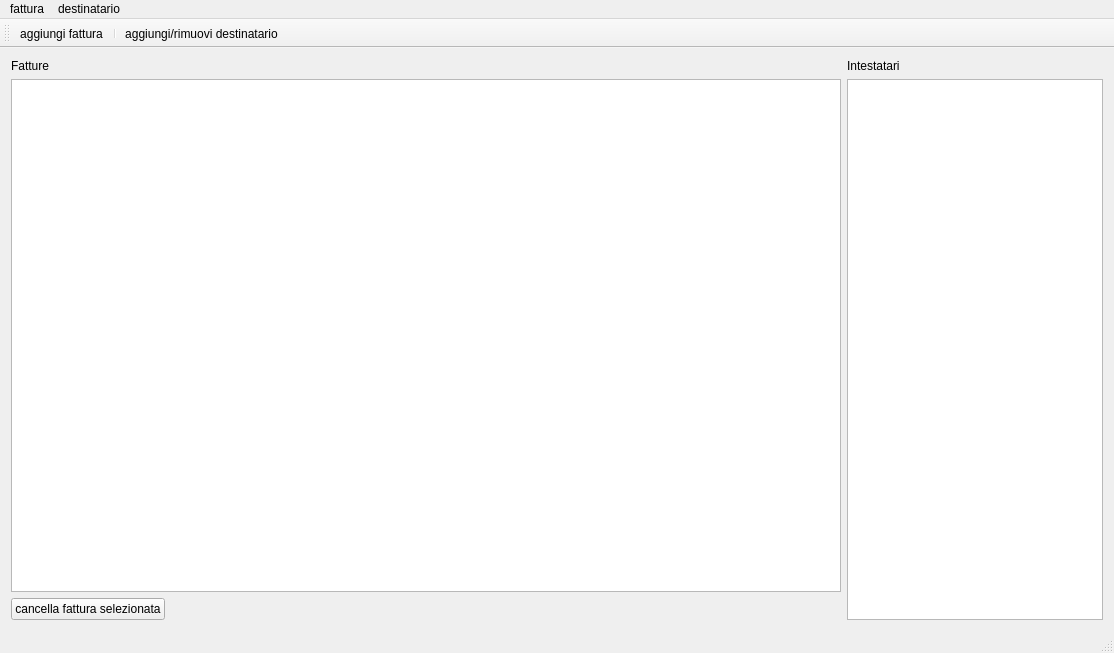
sdrabb/Invoicer, file mainwindow.ui: the form before one commit.
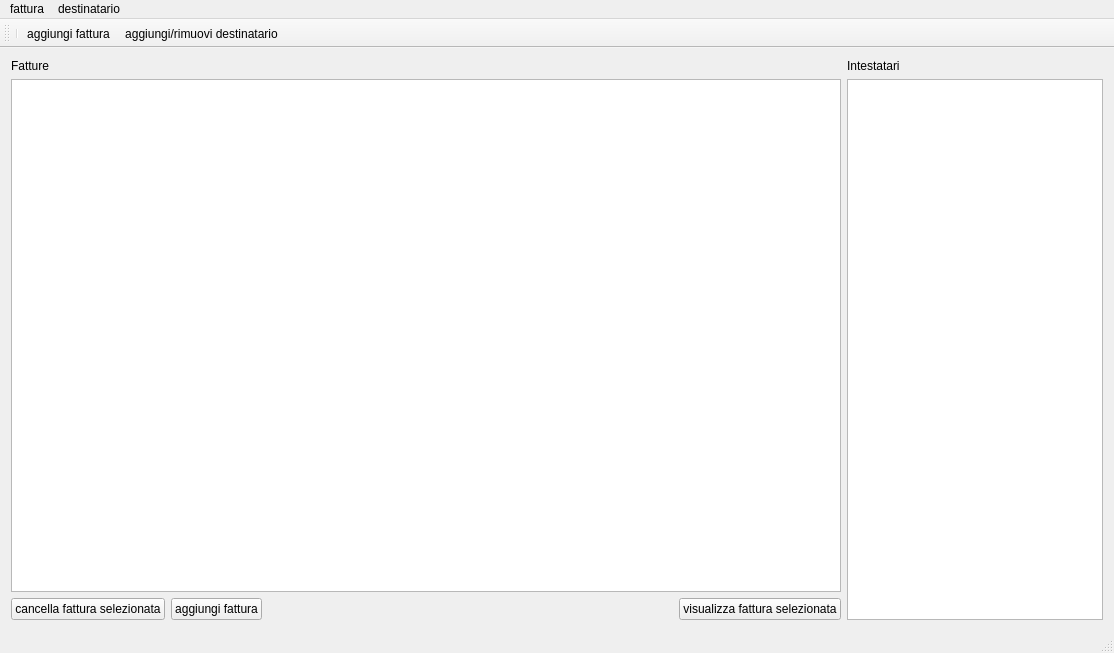
The form after the commit.

Commit message: invoice preview button

```diff
--- a/mainwindow.ui
+++ b/mainwindow.ui
@@ -53,6 +53,13 @@
           </property>
          </widget>
         </item>
+        <item>
+         <widget class="QPushButton" name="pushButton">
+          <property name="text">
+           <string>aggiungi fattura</string>
+          </property>
+         </widget>
+        </item>
         <item>
          <spacer name="horizontalSpacer">
           <property name="orientation">
@@ -66,6 +73,13 @@
           </property>
          </spacer>
         </item>
+        <item>
+         <widget class="QPushButton" name="show_invoice_button">
+          <property name="text">
+           <string>visualizza fattura selezionata</string>
+          </property>
+         </widget>
+        </item>
        </layout>
       </item>
      </layout>
@@ -103,8 +117,8 @@
    <attribute name="toolBarBreak">
     <bool>false</bool>
    </attribute>
-   <addaction name="action_new_invoice"/>
    <addaction name="separator"/>
+   <addaction name="action_new_invoice"/>
    <addaction name="action_settings_receiver"/>
   </widget>
   <widget class="QStatusBar" name="statusBar"/>
```
Left out of the diff: 2 changed lines with no effect on the pictures. The commit also changes 4 other files.
